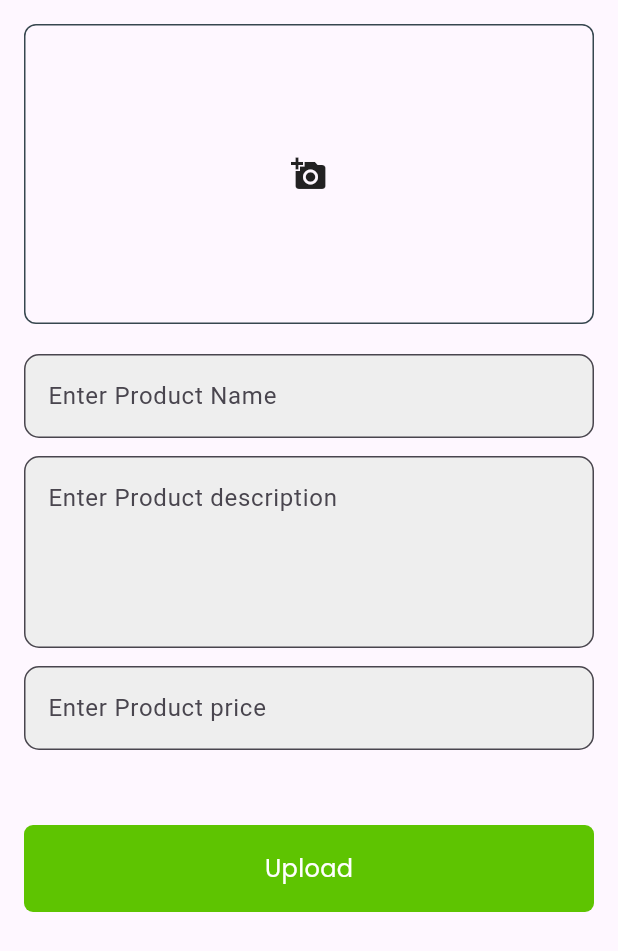
After one commit to Sabahat-12345/grocery_plus, a Flutter app: the UploadItems screen opened directly, on a phone screen of 412 x 824 dp. The commit adds this screen. Shown: the top 951 px of the screen. Run offline on Flutter 3.47's test engine with Material 3 defaults, Android fonts, the phone set to English and light mode, and no system bars; our stand-ins replace cloud_firestore, firebase_auth, firebase_core, google_fonts; accounts and stored records are empty.

Commit message:
firebase data connects

```diff
--- /dev/null
+++ b/lib/Models/grocery_model.dart
@@ -0,0 +1,33 @@
+class Items {
+  final String name;
+  final String imageUrl;
+  final String descritpion;
+  final String price;
+  final String productId;
+  Items({
+    required this.name,
+    required this.imageUrl,
+    required this.descritpion,
+    required this.price,
+    required this.productId,
+  });
+  Map<String, dynamic> toJson() {
+    return {
+      "name": name,
+      "imageUrl": imageUrl,
+      "descritpion": descritpion,
+      "price": price,
+      "productId": productId,
+    };
+  }
+
+  factory Items.fromMap(Map<String, dynamic> map) {
+    return Items(
+      name: map['name'] ?? '',
+      imageUrl: map['imageUrl'] ?? '',
+      descritpion: map['descritpion'] ?? '',
+      price: map['price'] ?? '',
+      productId: map['productId'] ?? '',
+    );
+  }
+}
--- /dev/null
+++ b/lib/screens/upload_items.dart
@@ -0,0 +1,73 @@
+import 'package:flutter/material.dart';
+import 'package:grocery_plus/constants/colors.dart';
+import 'package:grocery_plus/widgets/custom_text_field.dart';
+import 'package:grocery_plus/widgets/primary_button.dart';
+
+class UploadItems extends StatefulWidget {
+  const UploadItems({super.key});
+
+  @override
+  State<UploadItems> createState() => _UploadItemsState();
+}
+
+class _UploadItemsState extends State<UploadItems> {
+  var nameController = TextEditingController();
+  var idController = TextEditingController();
+  var priceController = TextEditingController();
+
+  @override
+  void dispose() {
+    nameController.dispose();
+    idController.dispose();
+    priceController.dispose();
+  }
+
+  @override
+  Widget build(BuildContext context) {
+    return Scaffold(
+      body: SafeArea(
+          child: Padding(
+        padding: const EdgeInsets.all(16.0),
+        child: SingleChildScrollView(
+          child: Column(
+            children: [
+              Container(
+                height: 200,
+                width: double.infinity,
+                decoration: BoxDecoration(
+                  borderRadius: BorderRadius.circular(
+                    8,
+                  ),
+                  border: Border.all(color: AppColors.fontColor, width: 1),
+                ),
+                child: Center(
+                  child: Icon(Icons.add_a_photo),
+                ),
+              ),
+              const SizedBox(
+                height: 20,
+              ),
+              CustomTextField(
+                  hintText: "Enter Product Name", controller: nameController),
+              const SizedBox(
+                height: 12,
+              ),
+              CustomTextField(
+                hintText: "Enter Product description",
+                controller: idController,
+                maxLines: 4,
+              ),
+              const SizedBox(
+                height: 12,
+              ),
+              CustomTextField(
+                  hintText: "Enter Product price", controller: priceController),
+              const SizedBox(height: 50),
+              PrimaryButton(title: "Upload", ontap: () {})
+            ],
+          ),
+        ),
+      )),
+    );
+  }
+}
--- a/lib/widgets/custom_text_field.dart
+++ b/lib/widgets/custom_text_field.dart
@@ -2,8 +2,10 @@ import 'package:flutter/material.dart';
 
 class CustomTextField extends StatelessWidget {
   final String hintText;
-  final Icon prefixIcon;
+  final Icon? prefixIcon;
   final Icon? suffixIcon;
+  final int? maxLines;
+  final Function()? onTap;
   final TextEditingController controller;
   final TextInputType? keyboardType;
   final bool obscureText;
@@ -11,19 +13,23 @@ class CustomTextField extends StatelessWidget {
   const CustomTextField({
     super.key,
     required this.hintText,
-    required this.prefixIcon,
+    this.maxLines = 1,
+    this.prefixIcon,
     this.suffixIcon,
+    this.onTap,
     required this.controller,
     this.keyboardType = TextInputType.text,
-    this.obscureText = false, // Default to false for non-password fields
+    this.obscureText = false,
   });
 
   @override
   Widget build(BuildContext context) {
     return TextField(
+      maxLines: obscureText ? 1 : maxLines, // Password should be single line
       controller: controller,
       keyboardType: keyboardType,
       obscureText: obscureText,
+      onTap: onTap,
       decoration: InputDecoration(
         hintText: hintText,
         prefixIcon: prefixIcon,
@@ -32,7 +38,7 @@ class CustomTextField extends StatelessWidget {
           borderRadius: BorderRadius.circular(10),
         ),
         filled: true,
-        fillColor: Colors.grey[200], // Light gray background for input field
+        fillColor: Colors.grey[200],
       ),
     );
   }
--- a/lib/widgets/primary_button.dart
+++ b/lib/widgets/primary_button.dart
@@ -3,13 +3,10 @@ import 'package:google_fonts/google_fonts.dart';
 
 class PrimaryButton extends StatelessWidget {
   final String title;
-  final IconData icon;
+  final IconData? icon;
   final Function() ontap;
   const PrimaryButton(
-      {super.key,
-      required this.title,
-      required this.icon,
-      required this.ontap});
+      {super.key, required this.title, this.icon, required this.ontap});
 
   @override
   Widget build(BuildContext context) {
--- a/pubspec.yaml
+++ b/pubspec.yaml
@@ -37,6 +37,7 @@ dependencies:
   google_fonts: ^6.2.1
   firebase_core: ^3.13.0
   firebase_auth: ^5.5.2
+  cloud_firestore: ^5.6.6
 
 dev_dependencies:
   flutter_test:
```
Also changed, not shown: lib/Models/user_model.dart (added, +36 -0 lines), lib/screens/forget_password_screen.dart (+26 -1 lines), lib/screens/home_screen.dart (+8 -0 lines), lib/screens/login_screen.dart (+69 -25 lines), lib/screens/profile_screen.dart (+23 -1 lines), lib/screens/signup_screen.dart (+35 -14 lines), lib/widgets/profile_widget.dart (added, +34 -0 lines), pubspec.lock, 3 other files.
